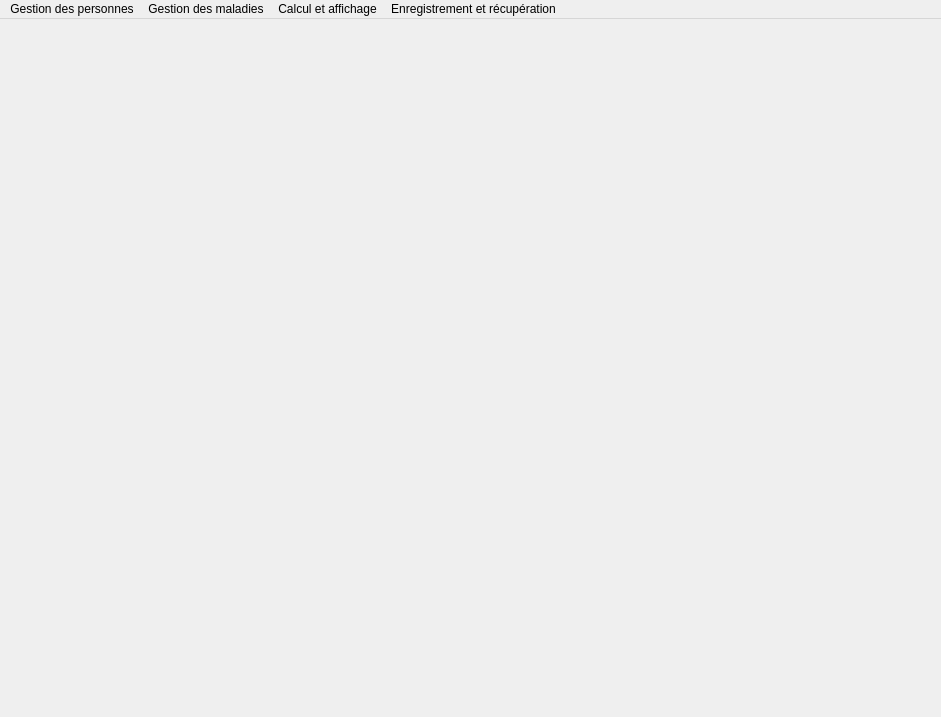
Old version of the form GUI.ui in the repository Mindblownserver/mini-project.
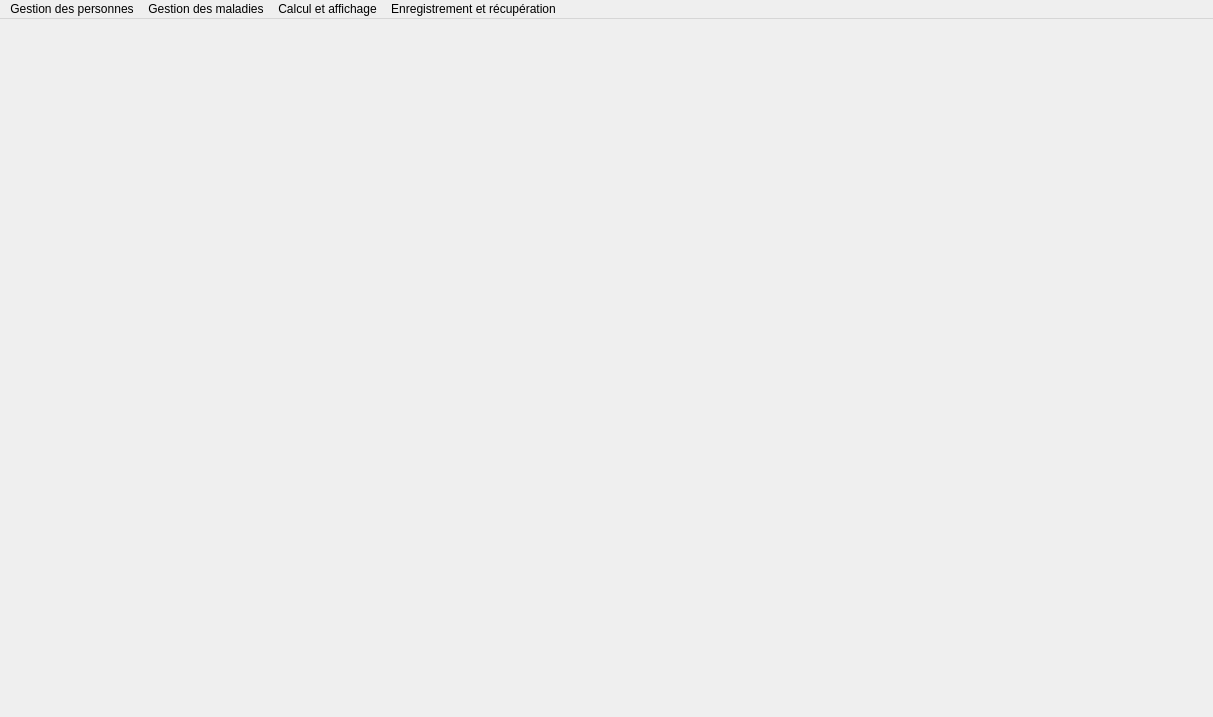
New version of the form. Icons and pictures are not drawn.

What changed in the file:
```diff
--- a/GUI.ui
+++ b/GUI.ui
@@ -6,7 +6,7 @@
    <rect>
     <x>0</x>
     <y>0</y>
-    <width>941</width>
+    <width>1213</width>
     <height>717</height>
    </rect>
   </property>
@@ -27,7 +27,7 @@
     <rect>
      <x>0</x>
      <y>0</y>
-     <width>941</width>
+     <width>1213</width>
      <height>22</height>
     </rect>
    </property>
```
Left out of the diff: 17 changed lines with no effect on the pictures.
